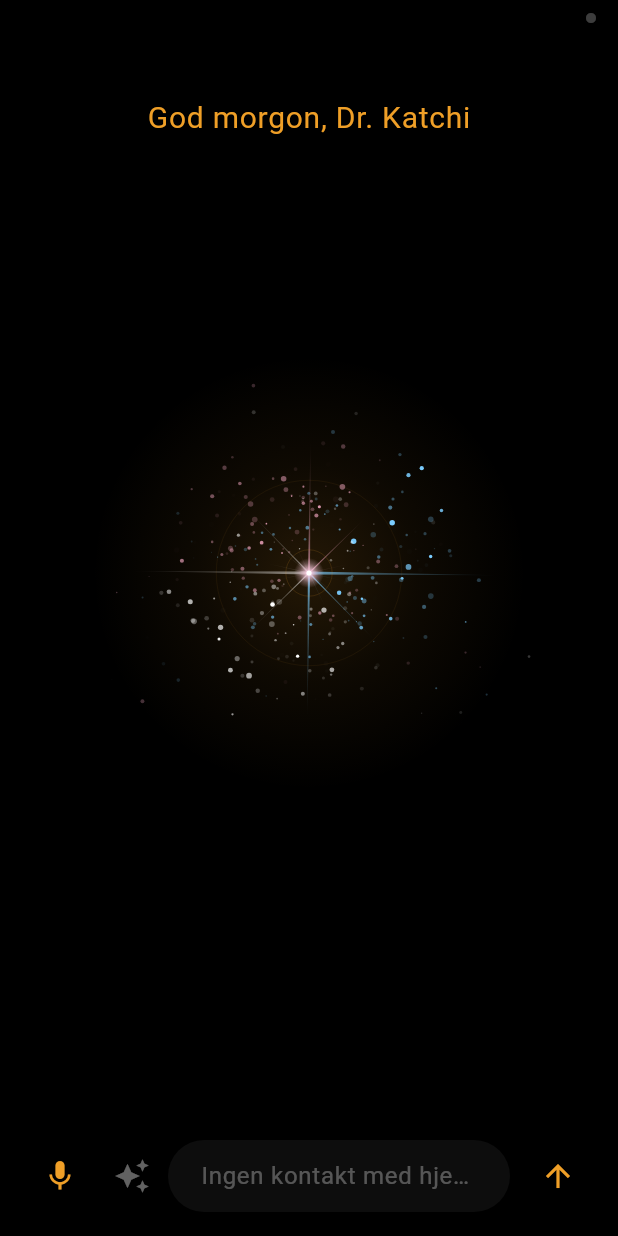
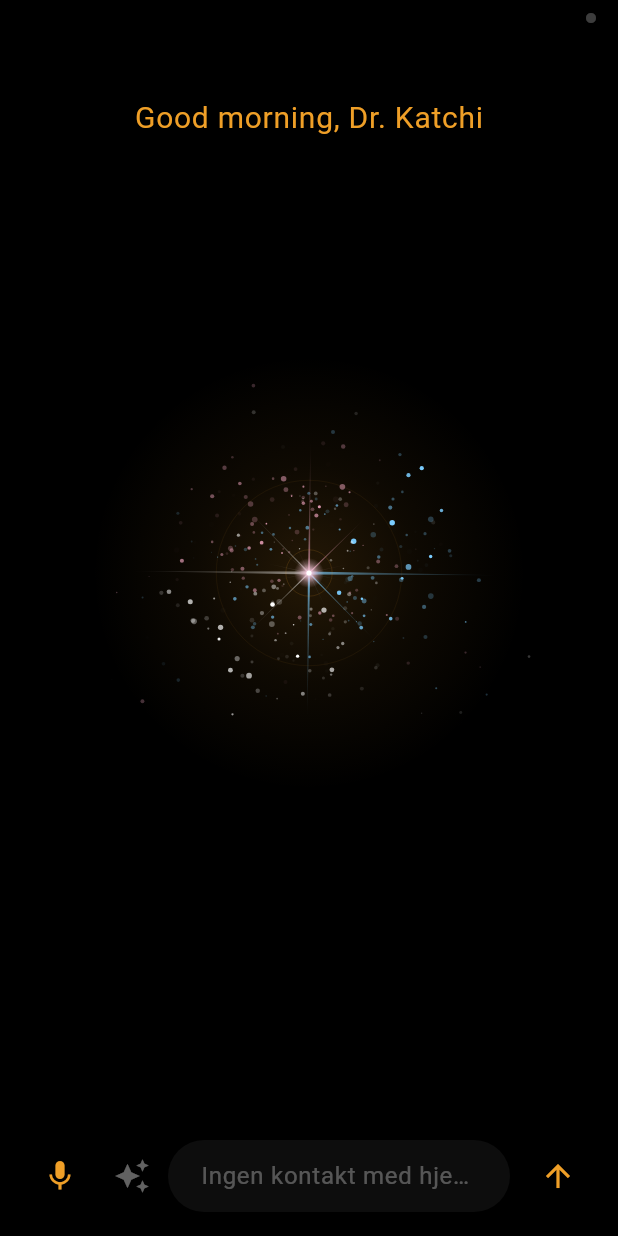
Before and after one commit to Katchii-t4t/Ciel-OS, a Flutter app: the first screen one second after launch, on a phone screen of 412 x 824 dp. Run offline on Flutter 3.47's test engine with Material 3 defaults, Android fonts, the phone set to English and light mode, and no system bars; our stand-ins replace flutter_tts, local_auth, shared_preferences; missing offline and left inert: flutter_overlay_window, google_mlkit_digital_ink_recognition, record; network calls fail.

Commit message:
Ciel fully English (answers + British voice + greeting); wallpaper self-heal fix
Server prompts answer in English (reads Nynorsk vault notes fine). Voice -> en-GB British. Greeting -> English. setLockWallpaper sets FLAG_SYSTEM and FLAG_LOCK separately (Samsung-safe); self-heal wp_ver=4 re-applies the static orb after reinstall resets. Notes stay Nynorsk by the user's choice.

Co-Authored-By: Claude Opus 4.8 <noreply@anthropic.com>

```diff
--- a/ciel_app/lib/screens/home.dart
+++ b/ciel_app/lib/screens/home.dart
@@ -68,7 +68,7 @@ class _HomeScreenState extends State<HomeScreen> with WidgetsBindingObserver {
 
   // Self-heal: set Ciel-orben som bakgrunn (heim + lås) éin gong, så låsskjermen
   // alltid har orben sjølv om noko nullstilte han.
-  static const _wpVer = 2; // auk for å tvinge re-set av wallpaper-designet
+  static const _wpVer = 4; // auk for å tvinge re-set av wallpaper-designet
   Future<void> _ensureWallpaper() async {
     final prefs = await SharedPreferences.getInstance();
     if ((prefs.getInt('wp_ver') ?? 0) >= _wpVer) return;
@@ -211,12 +211,12 @@ class _HomeScreenState extends State<HomeScreen> with WidgetsBindingObserver {
   String _greetingText() {
     final h = DateTime.now().hour;
     final part = h < 5
-        ? 'God natt'
+        ? 'Good evening'
         : h < 12
-            ? 'God morgon'
+            ? 'Good morning'
             : h < 18
-                ? 'God ettermiddag'
-                : 'God kveld';
+                ? 'Good afternoon'
+                : 'Good evening';
     return '$part, Dr. Katchi';
   }
 
--- a/ciel_app/lib/services/voice.dart
+++ b/ciel_app/lib/services/voice.dart
@@ -1,14 +1,14 @@
 import 'package:flutter_tts/flutter_tts.dart';
 
-/// Ciel si stemme (lokal TTS). Les svar høgt — roleg, deliberat tempo.
-/// Nynorsk-stemme (nb-NO) så uttalen av svara blir rett. ElevenLabs kjem i 3.2.
+/// Ciel si stemme (lokal TTS). Engelsk (britisk) — JARVIS-aktig, roleg tempo.
+/// Ciel snakkar engelsk sjølv om notata dine er på nynorsk. ElevenLabs kjem i 3.2.
 class Voice {
   final FlutterTts _tts = FlutterTts();
   bool ready = false;
 
   Future<void> init() async {
     try {
-      await _tts.setLanguage('nb-NO');
+      await _tts.setLanguage('en-GB'); // britisk engelsk — Ciel sin persona
       await _tts.setSpeechRate(0.45); // under normalt tempo — "never hurried"
       await _tts.setPitch(1.0);
       await _tts.awaitSpeakCompletion(true);
```
Also changed, not shown: 2 other files.
